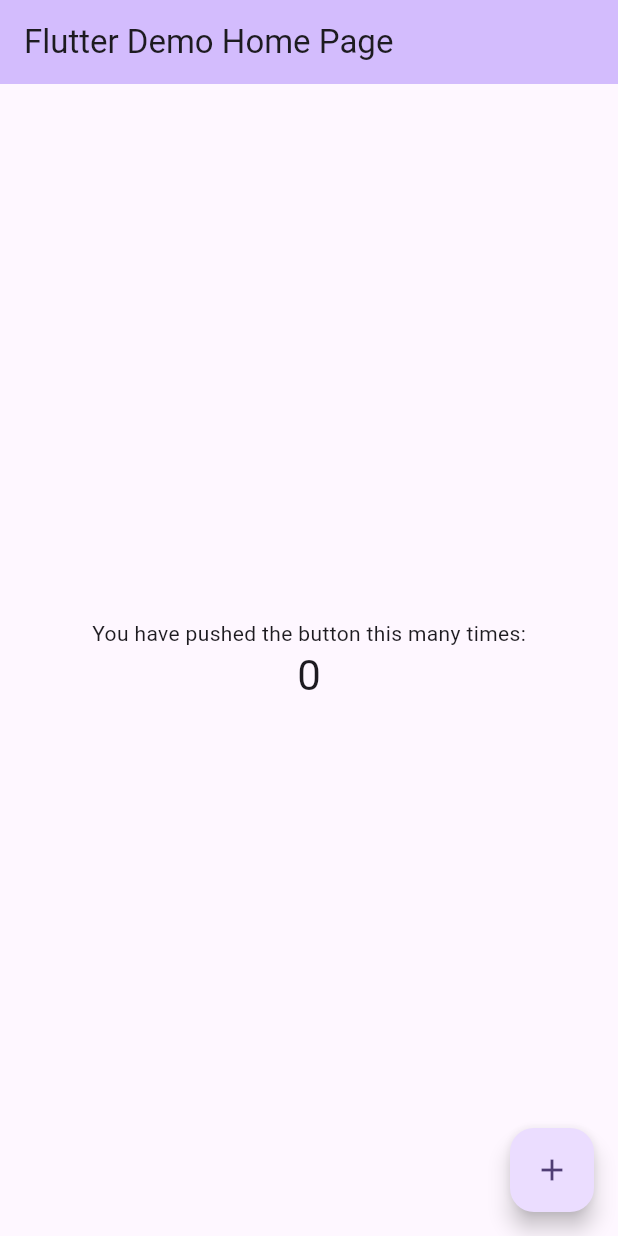
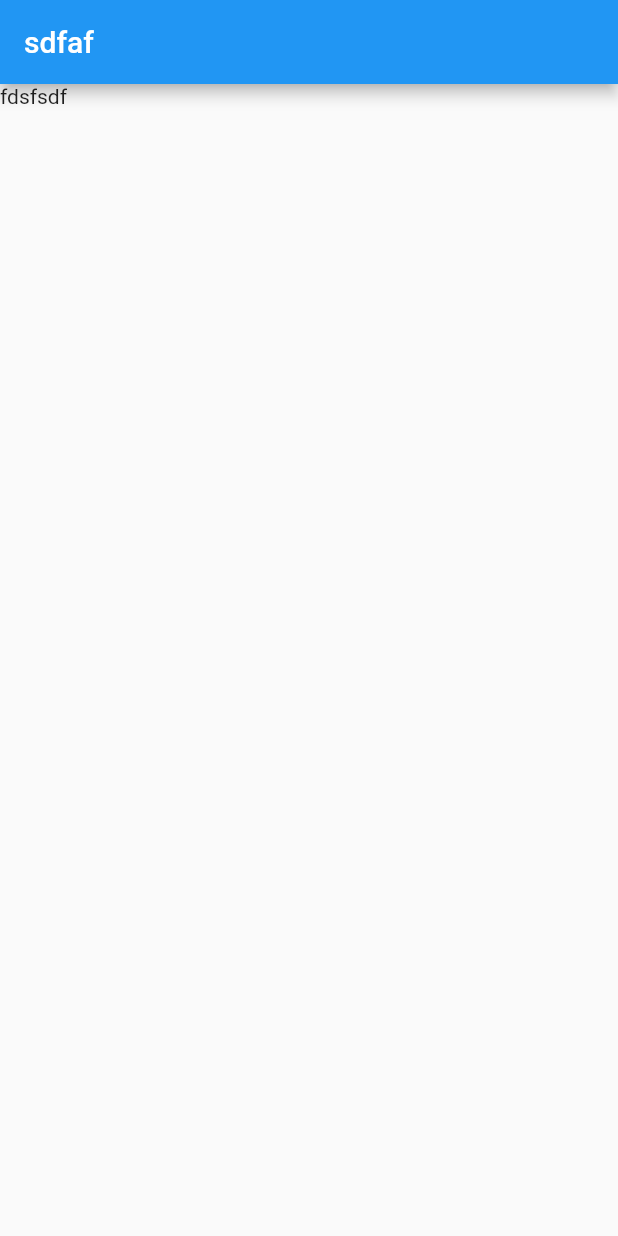
Before and after one commit to gokalpyildiz/ecommerce_yildiz_flutter, a Flutter app: the screen it shows after launch, on a phone screen of 412 x 824 dp. Run offline on Flutter 3.47's test engine with Material 2 defaults, Android fonts, the phone set to English and light mode, and no system bars; our stand-ins replace auto_route, bloc, get_it, responsive_framework, shared_preferences.

Commit message:
Folding done auto route added

```diff
--- a/analysis_options.yaml
+++ b/analysis_options.yaml
@@ -1,28 +1,7 @@
-# This file configures the analyzer, which statically analyzes Dart code to
-# check for errors, warnings, and lints.
-#
-# The issues identified by the analyzer are surfaced in the UI of Dart-enabled
-# IDEs (https://dart.dev/tools#ides-and-editors). The analyzer can also be
-# invoked from the command line by running `flutter analyze`.
 
-# The following line activates a set of recommended lints for Flutter apps,
-# packages, and plugins designed to encourage good coding practices.
-include: package:flutter_lints/flutter.yaml
+include: package:very_good_analysis/analysis_options.yaml
 
 linter:
-  # The lint rules applied to this project can be customized in the
-  # section below to disable rules from the `package:flutter_lints/flutter.yaml`
-  # included above or to enable additional rules. A list of all available lints
-  # and their documentation is published at https://dart.dev/lints.
-  #
-  # Instead of disabling a lint rule for the entire project in the
-  # section below, it can also be suppressed for a single line of code
-  # or a specific dart file by using the `// ignore: name_of_lint` and
-  # `// ignore_for_file: name_of_lint` syntax on the line or in the file
-  # producing the lint.
   rules:
-    # avoid_print: false  # Uncomment to disable the `avoid_print` rule
-    # prefer_single_quotes: true  # Uncomment to enable the `prefer_single_quotes` rule
-
-# Additional information about this file can be found at
-# https://dart.dev/guides/language/analysis-options
+    public_member_api_docs: false
+    sort_pub_dependencies: false
--- a/lib/main.dart
+++ b/lib/main.dart
@@ -1,125 +1,30 @@
+// ignore_for_file: always_use_package_imports
+
+import 'package:ecommerce_yildiz_flutter/product/initialize/app_dependency_injection.dart';
 import 'package:flutter/material.dart';
 
-void main() {
+import 'product/constants/string_constants.dart';
+import 'product/initialize/app_builder.dart';
+import 'product/initialize/app_theme.dart';
+import 'product/initialize/application_start.dart';
+import 'product/navigator/app_router_handler.dart';
+
+Future<void> main() async {
+  await ApplicationStart.init();
   runApp(const MyApp());
 }
 
 class MyApp extends StatelessWidget {
   const MyApp({super.key});
-
-  // This widget is the root of your application.
   @override
   Widget build(BuildContext context) {
-    return MaterialApp(
-      title: 'Flutter Demo',
-      theme: ThemeData(
-        // This is the theme of your application.
-        //
-        // TRY THIS: Try running your application with "flutter run". You'll see
-        // the application has a blue toolbar. Then, without quitting the app,
-        // try changing the seedColor in the colorScheme below to Colors.green
-        // and then invoke "hot reload" (save your changes or press the "hot
-        // reload" button in a Flutter-supported IDE, or press "r" if you used
-        // the command line to start the app).
-        //
-        // Notice that the counter didn't reset back to zero; the application
-        // state is not lost during the reload. To reset the state, use hot
-        // restart instead.
-        //
-        // This works for code too, not just values: Most code changes can be
-        // tested with just a hot reload.
-        colorScheme: ColorScheme.fromSeed(seedColor: Colors.deepPurple),
-        useMaterial3: true,
-      ),
-      home: const MyHomePage(title: 'Flutter Demo Home Page'),
+    return MaterialApp.router(
+      builder: (context, child) => AppBuilder(child).build(),
+      title: StringConstants.appName,
+      theme: AppTheme(context).theme,
+      //routerConfig: AppDependencyInjection.instance.locator.,
+      routerConfig:
+          AppDependencyInjection.instance.locator<AppRouterHandler>().config(),
     );
   }
 }
-
-class MyHomePage extends StatefulWidget {
-  const MyHomePage({super.key, required this.title});
-
-  // This widget is the home page of your application. It is stateful, meaning
-  // that it has a State object (defined below) that contains fields that affect
-  // how it looks.
-
-  // This class is the configuration for the state. It holds the values (in this
-  // case the title) provided by the parent (in this case the App widget) and
-  // used by the build method of the State. Fields in a Widget subclass are
-  // always marked "final".
-
-  final String title;
-
-  @override
-  State<MyHomePage> createState() => _MyHomePageState();
-}
-
-class _MyHomePageState extends State<MyHomePage> {
-  int _counter = 0;
-
-  void _incrementCounter() {
-    setState(() {
-      // This call to setState tells the Flutter framework that something has
-      // changed in this State, which causes it to rerun the build method below
-      // so that the display can reflect the updated values. If we changed
-      // _counter without calling setState(), then the build method would not be
-      // called again, and so nothing would appear to happen.
-      _counter++;
-    });
-  }
-
-  @override
-  Widget build(BuildContext context) {
-    // This method is rerun every time setState is called, for instance as done
-    // by the _incrementCounter method above.
-    //
-    // The Flutter framework has been optimized to make rerunning build methods
-    // fast, so that you can just rebuild anything that needs updating rather
-    // than having to individually change instances of widgets.
-    return Scaffold(
-      appBar: AppBar(
-        // TRY THIS: Try changing the color here to a specific color (to
-        // Colors.amber, perhaps?) and trigger a hot reload to see the AppBar
-        // change color while the other colors stay the same.
-        backgroundColor: Theme.of(context).colorScheme.inversePrimary,
-        // Here we take the value from the MyHomePage object that was created by
-        // the App.build method, and use it to set our appbar title.
-        title: Text(widget.title),
-      ),
-      body: Center(
-        // Center is a layout widget. It takes a single child and positions it
-        // in the middle of the parent.
-        child: Column(
-          // Column is also a layout widget. It takes a list of children and
-          // arranges them vertically. By default, it sizes itself to fit its
-          // children horizontally, and tries to be as tall as its parent.
-          //
-          // Column has various properties to control how it sizes itself and
-          // how it positions its children. Here we use mainAxisAlignment to
-          // center the children vertically; the main axis here is the vertical
-          // axis because Columns are vertical (the cross axis would be
-          // horizontal).
-          //
-          // TRY THIS: Invoke "debug painting" (choose the "Toggle Debug Paint"
-          // action in the IDE, or press "p" in the console), to see the
-          // wireframe for each widget.
-          mainAxisAlignment: MainAxisAlignment.center,
-          children: <Widget>[
-            const Text(
-              'You have pushed the button this many times:',
-            ),
-            Text(
-              '$_counter',
-              style: Theme.of(context).textTheme.headlineMedium,
-            ),
-          ],
-        ),
-      ),
-      floatingActionButton: FloatingActionButton(
-        onPressed: _incrementCounter,
-        tooltip: 'Increment',
-        child: const Icon(Icons.add),
-      ), // This trailing comma makes auto-formatting nicer for build methods.
-    );
-  }
-}
--- /dev/null
+++ b/lib/product/constants/string_constants.dart
@@ -0,0 +1,7 @@
+import 'package:flutter/material.dart';
+
+@immutable
+class StringConstants {
+  const StringConstants._();
+  static const String appName = 'Hepsi Burada';
+}
--- /dev/null
+++ b/lib/product/initialize/app_dependency_injection.dart
@@ -0,0 +1,16 @@
+// ignore_for_file: always_use_package_imports
+
+import 'package:get_it/get_it.dart';
+
+import '../navigator/app_router_handler.dart';
+
+class AppDependencyInjection {
+  AppDependencyInjection._init();
+  static final AppDependencyInjection _instance =
+      AppDependencyInjection._init();
+  static AppDependencyInjection get instance => _instance;
+  final locator = GetIt.instance;
+  void setupGetItLocators() {
+    locator.registerLazySingleton<AppRouterHandler>(AppRouterHandler.new);
+  }
+}
--- /dev/null
+++ b/lib/product/initialize/app_theme.dart
@@ -0,0 +1,11 @@
+import 'package:flutter/material.dart';
+
+@immutable
+class AppTheme {
+  const AppTheme(this.context);
+
+  final BuildContext context;
+  ThemeData get theme => ThemeData.light().copyWith(
+
+      );
+}
--- /dev/null
+++ b/lib/product/navigator/app_router.dart
@@ -0,0 +1,12 @@
+import 'package:auto_route/auto_route.dart';
+
+import 'package:ecommerce_yildiz_flutter/product/navigator/app_router_handler.gr.dart';
+
+class AppRoute {
+  static const splash = '/splash';
+  static AutoRoute splashRoute =
+      AutoRoute(initial: true, path: splash, page: SplashRoute.page);
+  static List<AutoRoute> routes = [
+    splashRoute,
+  ];
+}
--- /dev/null
+++ b/lib/product/navigator/app_router_handler.dart
@@ -0,0 +1,22 @@
+import 'package:auto_route/auto_route.dart';
+import 'app_router.dart';
+
+import 'app_router_handler.gr.dart';
+export 'app_router.dart';
+export 'app_router_handler.gr.dart';
+
+@AutoRouterConfig(replaceInRouteName: 'View,Route')
+class AppRouterHandler extends $AppRouterHandler {
+  @override
+  RouteType get defaultRouteType =>
+      const RouteType.material(); //.cupertino, .adaptive ..etc
+
+  @override
+  List<AutoRoute> get routes => [
+        ...AppRoute.routes,
+        RedirectRoute(
+          path: '*',
+          redirectTo: AppRoute.splash,
+        ),
+      ];
+}
--- /dev/null
+++ b/lib/view/splash/cubit/splash_cubit_state.dart
@@ -0,0 +1,6 @@
+part of 'splash_cubit_cubit.dart';
+
+@immutable
+sealed class SplashCubitState {}
+
+final class SplashCubitInitial extends SplashCubitState {}
--- /dev/null
+++ b/lib/view/splash/view/splash_view.dart
@@ -0,0 +1,16 @@
+import 'package:auto_route/auto_route.dart';
+import 'package:flutter/material.dart';
+import 'package:flutter/widgets.dart';
+
+@RoutePage<String>()
+class SplashView extends StatelessWidget {
+  const SplashView({super.key});
+
+  @override
+  Widget build(BuildContext context) {
+    return Scaffold(
+      appBar: AppBar(title: Text('sdfaf')),
+      body: Container(child: Text('fdsfsdf')),
+    );
+  }
+}
```
Also changed, not shown: lib/product/initialize/app_builder.dart (added, +21 -0 lines), lib/product/initialize/app_cache.dart (added, +14 -0 lines), lib/product/initialize/application_start.dart (added, +13 -0 lines), lib/product/navigator/auth_guard.dart (added, +19 -0 lines), lib/view/splash/cubit/splash_cubit_cubit.dart (added, +8 -0 lines), pubspec.yaml (+11 -70 lines), lib/product/navigator/app_router_handler.gr.dart (added), pubspec.lock, 14 other files.
